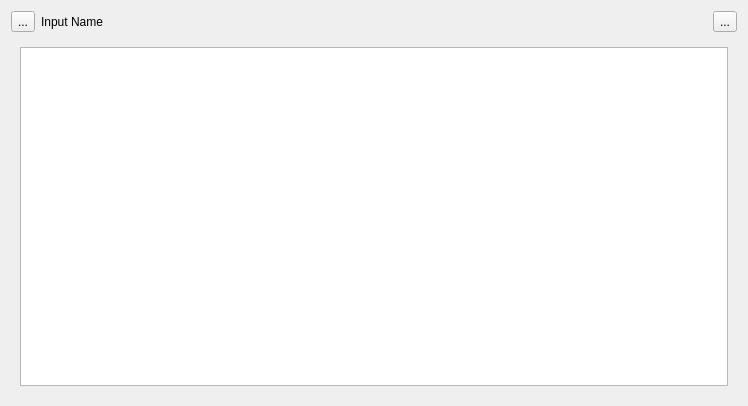
This is pattern-builder/ui/TabularInput.ui in e-e-m-i-l-e-e/Chrysalis as Qt 5 draws it before an edit. The edited form follows.
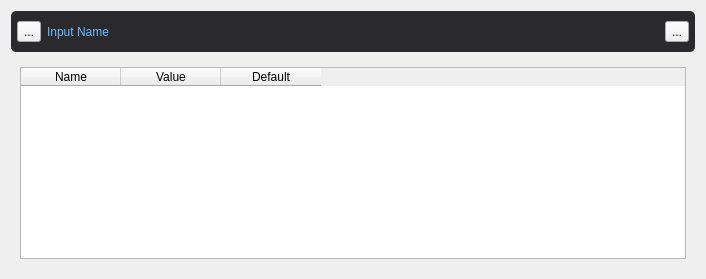
This is the edited form. Icons and pictures are not drawn.

What changed in the file:
```diff
--- a/pattern-builder/ui/TabularInput.ui
+++ b/pattern-builder/ui/TabularInput.ui
@@ -6,18 +6,48 @@
    <rect>
     <x>0</x>
     <y>0</y>
-    <width>748</width>
-    <height>406</height>
+    <width>706</width>
+    <height>279</height>
    </rect>
   </property>
+  <property name="sizePolicy">
+   <sizepolicy hsizetype="Preferred" vsizetype="Minimum">
+    <horstretch>0</horstretch>
+    <verstretch>0</verstretch>
+   </sizepolicy>
+  </property>
   <property name="windowTitle">
    <string>Form</string>
   </property>
+  <property name="styleSheet">
+   <string notr="true"/>
+  </property>
   <layout class="QGridLayout" name="gridLayout">
-   <item row="1" column="0">
+   <item row="0" column="0">
+    <widget class="QWidget" name="titleWidget" native="true">
+     <property name="styleSheet">
+      <string notr="true">#titleWidget {
+	background: rgba(42, 42, 45, 255);
+	border-radius: 5px;
+}</string>
+     </property>
+     <layout class="QGridLayout" name="gridLayout_3">
+      <property name="leftMargin">
+       <number>6</number>
+      </property>
+      <property name="topMargin">
+       <number>6</number>
+      </property>
+      <property name="rightMargin">
+       <number>6</number>
+      </property>
+      <property name="bottomMargin">
+       <number>6</number>
+      </property>
+      <item row="0" column="0">
     <layout class="QHBoxLayout" name="horizontalLayout">
      <item>
-      <widget class="QToolButton" name="addButton">
+         <widget class="QToolButton" name="expandButton">
        <property name="text">
         <string>...</string>
        </property>
@@ -25,10 +55,21 @@
         <iconset resource="../../resources/resources.qrc">
          <normaloff>:/expand.png</normaloff>:/expand.png</iconset>
        </property>
+          <property name="checkable">
+           <bool>true</bool>
+          </property>
       </widget>
      </item>
      <item>
       <widget class="QLabel" name="name">
+          <property name="enabled">
+           <bool>true</bool>
+          </property>
+          <property name="styleSheet">
+           <string notr="true">QLabel {
+	color: rgba(110, 185, 255, 255);
+}</string>
+          </property>
        <property name="text">
         <string>Input Name</string>
        </property>
@@ -48,7 +89,7 @@
       </spacer>
      </item>
      <item>
-      <widget class="QToolButton" name="expandButton">
+         <widget class="QToolButton" name="addButton">
        <property name="text">
         <string>...</string>
        </property>
@@ -60,11 +101,45 @@
      </item>
     </layout>
    </item>
-   <item row="2" column="0">
+     </layout>
+    </widget>
+   </item>
+   <item row="1" column="0">
     <widget class="QWidget" name="widget" native="true">
+     <property name="enabled">
+      <bool>true</bool>
+     </property>
+     <property name="sizePolicy">
+      <sizepolicy hsizetype="Preferred" vsizetype="Minimum">
+       <horstretch>0</horstretch>
+       <verstretch>0</verstretch>
+      </sizepolicy>
+     </property>
      <layout class="QGridLayout" name="gridLayout_2">
       <item row="0" column="0">
-       <widget class="QTableView" name="tableView"/>
+       <widget class="QTableWidget" name="tableWidget">
+        <property name="sizePolicy">
+         <sizepolicy hsizetype="Expanding" vsizetype="Minimum">
+          <horstretch>0</horstretch>
+          <verstretch>0</verstretch>
+         </sizepolicy>
+        </property>
+        <column>
+         <property name="text">
+          <string>Name</string>
+         </property>
+        </column>
+        <column>
+         <property name="text">
+          <string>Value</string>
+         </property>
+        </column>
+        <column>
+         <property name="text">
+          <string>Default</string>
+         </property>
+        </column>
+       </widget>
       </item>
      </layout>
     </widget>
```
Left out of the diff: 19 changed lines with no effect on the pictures. Lines whose indentation alone changed are shown as unchanged.
